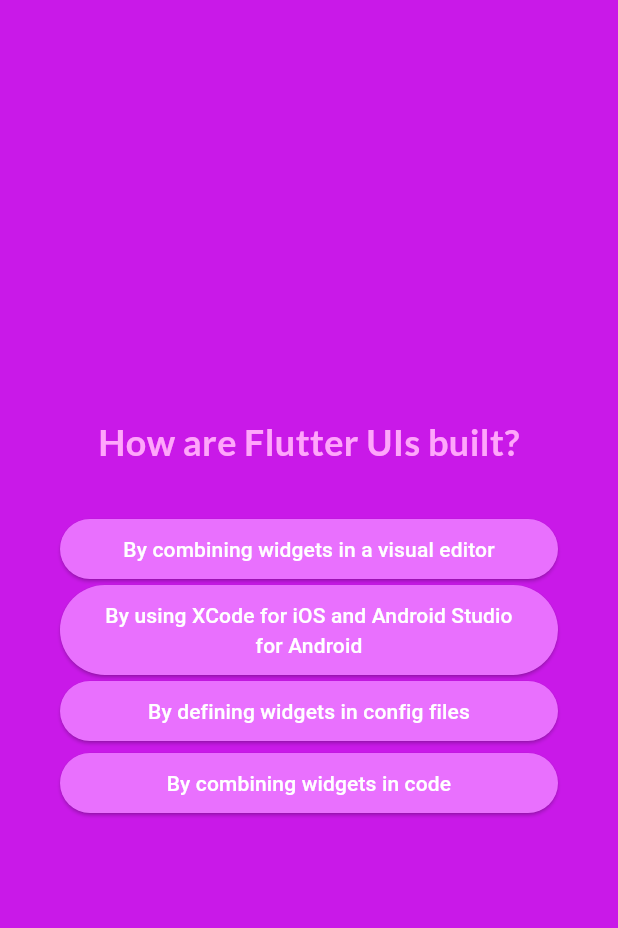
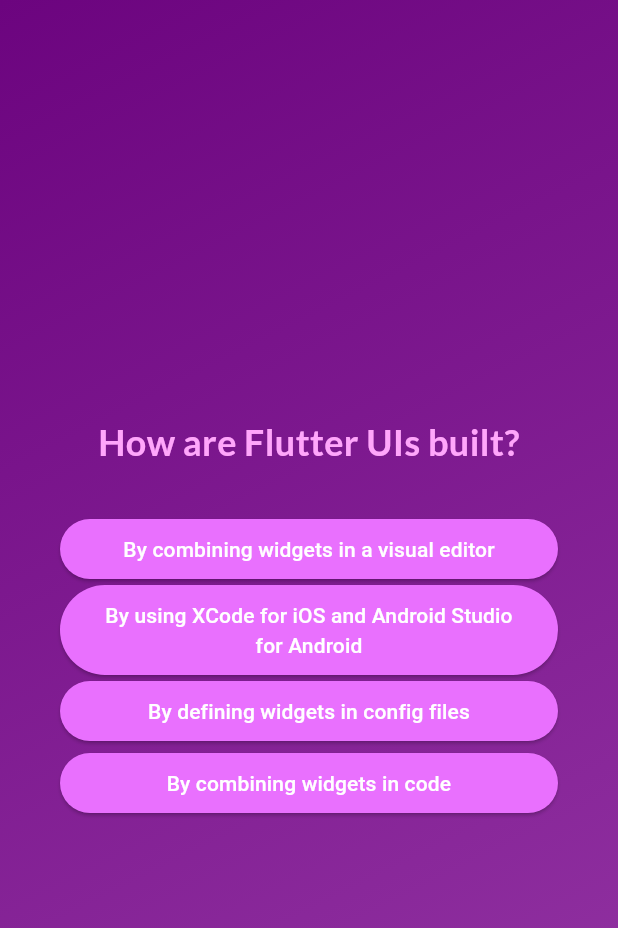
Before and after one commit to mdhenry763/Flutter_Quiz_App, a Flutter app: the screen it shows after launch, after a tap on "Start Quiz", after a tap on "Components", on a phone screen of 412 x 824 dp. Shown: the top 928 px of the screen. Run offline on Flutter 3.47's test engine with Material 3 defaults, Android fonts, the phone set to English and light mode, and no system bars; our stand-ins replace google_fonts.

Commit message:
first commit

```diff
--- a/lib/body_container.dart
+++ b/lib/body_container.dart
@@ -1,7 +1,9 @@
 import 'package:flutter/material.dart';
 import 'package:flutter/widgets.dart';
+import 'package:quiz/data/questions.dart';
 import 'package:quiz/home_screen.dart';
 import 'package:quiz/questions_screen.dart';
+import 'package:quiz/results_screen.dart';
 
 class BodyContainer extends StatefulWidget {
   const BodyContainer({super.key});
@@ -14,7 +16,8 @@ class BodyContainer extends StatefulWidget {
 
 class _BodyCotaniner extends State<BodyContainer>{
   Widget? activeScreen;
-  final List<String> selectedAnswers = [];
+  List<String> selectedAnswers = [];
+  String screenShown = 'home_screen';
 
   @override
   void initState() {
@@ -24,19 +27,41 @@ class _BodyCotaniner extends State<BodyContainer>{
 
   void chooseAnswer(String answer){
     selectedAnswers.add(answer);
+    screenShown == 'questions_screen';
+    if(selectedAnswers.length == questions.length){
+      setState(() {
+        screenShown = 'result_screen';
+        activeScreen =  ResultsScreen(switchScreen, chosenAnswers: selectedAnswers,);
+        selectedAnswers = [];
+      });
+    }
   }
 
   void switchScreen(){
     setState(() {
-      activeScreen = QuestionsScreen(onSelectAnswer: chooseAnswer);
+      if(screenShown == 'result_screen')
+      {
+        activeScreen = HomeScreen(switchScreen);
+        screenShown = 'home_screen';
+      }else
+      {
+        activeScreen = QuestionsScreen(onSelectAnswer: chooseAnswer);
+      }
     });
   }
 
   @override
   Widget build(BuildContext context) {
     return Container(
+      decoration: const BoxDecoration(
+        gradient: LinearGradient(colors: [
+          Color.fromARGB(255, 108, 4, 127),
+          Color.fromARGB(255, 150, 56, 166)
+        ],
+        begin: Alignment.topLeft,
+        end: Alignment.bottomRight)
+      ),
       padding: const EdgeInsets.all(10),
-      color: const Color.fromARGB(255, 201, 25, 232),
       child:  Center(
         child: activeScreen,
       ),
--- a/lib/questions_screen.dart
+++ b/lib/questions_screen.dart
@@ -21,9 +21,6 @@ class _QuestionsScreen extends State<QuestionsScreen> {
     widget.onSelectAnswer(answer);
     setState(() {
       currentQuestionIndex++;
-      if (currentQuestionIndex > questions.length - 1) {
-        currentQuestionIndex = questions.length - 1;
-      }
     });
   }
 
```
Also changed, not shown: lib/question_index.dart (added, +23 -0 lines), lib/questions_summary.dart (added, +22 -0 lines), lib/results_screen.dart (added, +70 -0 lines), lib/summary_item.dart (added, +51 -0 lines).
